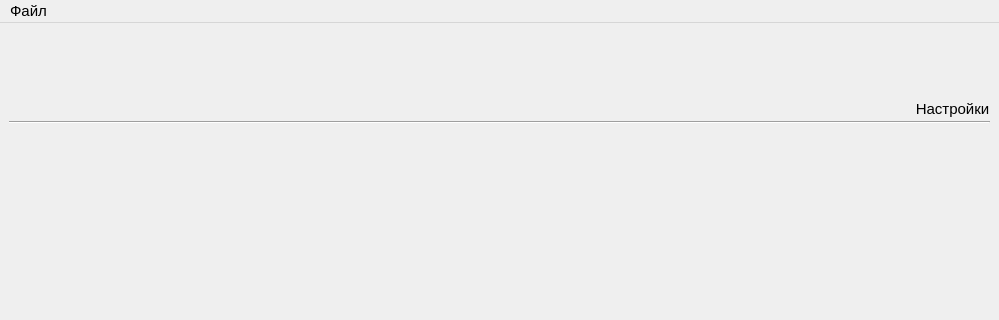
The window that resources/main_window_v1.ui (mcsltd/mcs-inRat-monitor) describes before a commit, drawn with Qt 5; both pictures show x 0 to 999 and y 0 to 320 of the 999 by 575 pixel window.
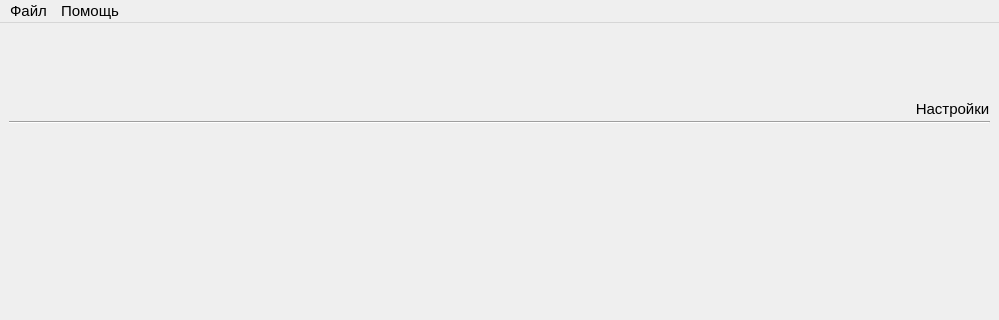
The same window after the commit. Icons and pictures are not drawn.

```diff
--- a/resources/main_window_v1.ui
+++ b/resources/main_window_v1.ui
@@ -218,7 +218,14 @@
     </property>
     <addaction name="actionExit"/>
    </widget>
+   <widget class="QMenu" name="menuHelp">
+    <property name="title">
+     <string>Помощь</string>
+    </property>
+    <addaction name="actionAbout"/>
+   </widget>
    <addaction name="menu"/>
+   <addaction name="menuHelp"/>
   </widget>
   <action name="actionExit">
    <property name="text">
```
Left out of the diff: 5 changed lines with no effect on the pictures.
